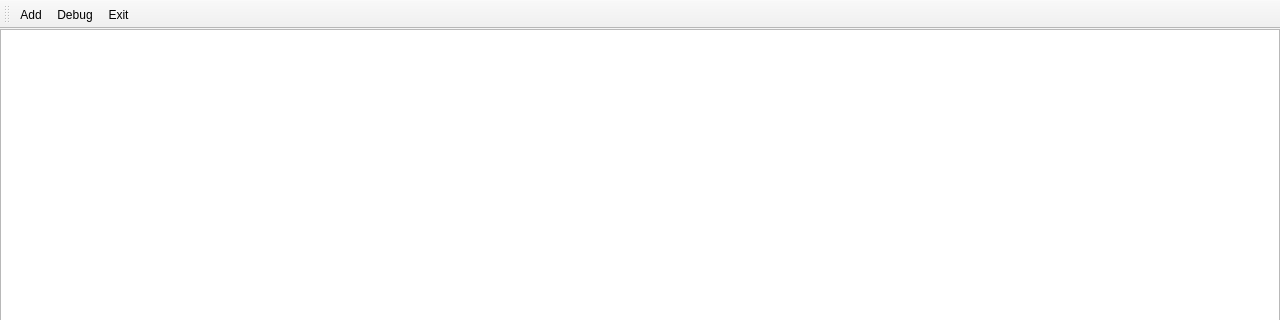
This is mainwindow.ui in kik4444/simple-process-tracker as Qt 5 draws it before an edit; both pictures show x 0 to 1280 and y 0 to 320 of the 1280 by 720 pixel window. The edited form follows.
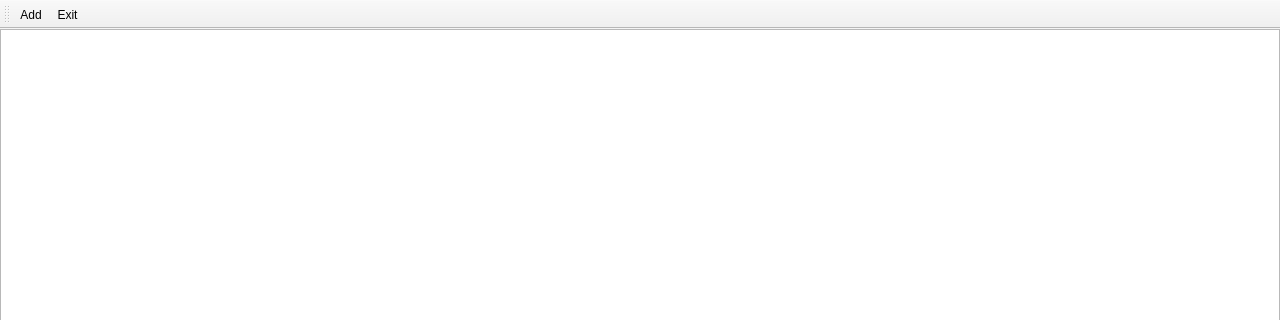
This is the edited form. Icons and pictures are not drawn.

Commit message: Removed debug button from toolbar

Patch:
```diff
--- a/mainwindow.ui
+++ b/mainwindow.ui
@@ -68,7 +68,6 @@
     <bool>false</bool>
    </attribute>
    <addaction name="actionAdd"/>
-   <addaction name="actionDebug"/>
    <addaction name="actionExit"/>
   </widget>
   <action name="actionAdd">
@@ -84,11 +83,6 @@
     <string>&lt;html&gt;&lt;head/&gt;&lt;body&gt;&lt;p&gt;Add new process to track&lt;/p&gt;&lt;/body&gt;&lt;/html&gt;</string>
    </property>
   </action>
-  <action name="actionDebug">
-   <property name="text">
-    <string>Debug</string>
-   </property>
-  </action>
   <action name="actionExit">
    <property name="icon">
     <iconset resource="resources.qrc">
```
